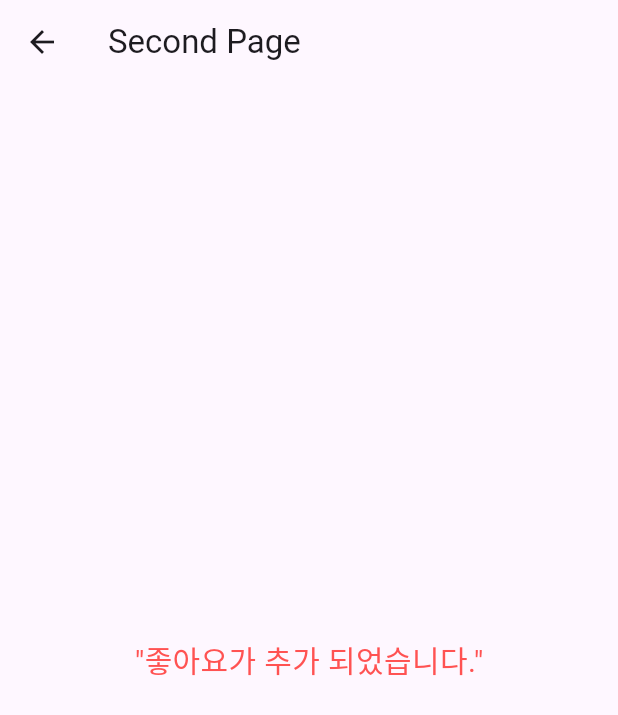
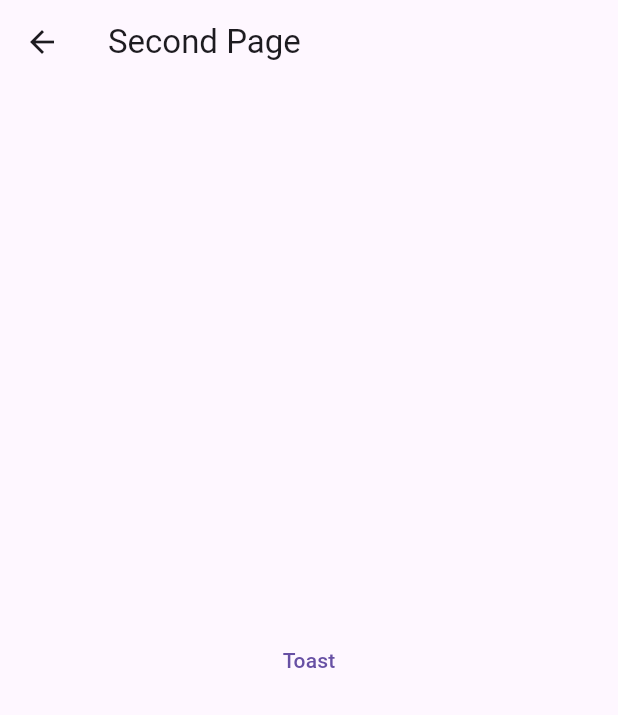
Before and after one commit to mzxon/Mobile, a Flutter app: the SecondPage screen opened directly, on a phone screen of 412 x 824 dp. Shown: the top 715 px of the screen. Run offline on Flutter 3.47's test engine with Material 3 defaults, Android fonts, the phone set to English and light mode, and no system bars; our stand-ins replace fluttertoast.

Commit message:
20240121 : toastmessege

```diff
--- a/lib/main.dart
+++ b/lib/main.dart
@@ -1,5 +1,6 @@
 
 import 'package:flutter/material.dart';
+import 'package:fluttertoast/fluttertoast.dart';
 
 void main() => runApp(MyApp());
 
@@ -159,17 +160,34 @@ class SecondPage extends StatelessWidget {
         title: Text('Second Page'),
       ),
       body: Center(
-        child: Text(
-          '"좋아요가 추가 되었습니다."',
-          style: TextStyle(
-            fontSize: 20.0,
-            color: Colors.redAccent
-          ),
+        // child: Text(
+        //   '"좋아요가 추가 되었습니다."',
+        //   style: TextStyle(
+        //     fontSize: 20.0,
+        //     color: Colors.redAccent
+        //   ),
+        // ),
+        child: TextButton(
+          onPressed: (){
+            flutterToast();
+          },
+          child: Text('Toast'),
         ),
       ),
     );
   }
 }
+
+void flutterToast(){
+  Fluttertoast.showToast(msg: 'Flutter',
+    gravity: ToastGravity.BOTTOM,
+    backgroundColor: Colors.redAccent,
+    fontSize: 20.0,
+    textColor: Colors.white,
+    toastLength: Toast.LENGTH_SHORT
+  );
+}
+
 
 class ThirdPage extends StatelessWidget {
 
--- a/pubspec.yaml
+++ b/pubspec.yaml
@@ -31,10 +31,11 @@ dependencies:
   flutter:
     sdk: flutter
 
-
   # The following adds the Cupertino Icons font to your application.
   # Use with the CupertinoIcons class for iOS style icons.
   cupertino_icons: ^1.0.2
+  # add this line to your dependencies
+  fluttertoast: ^8.2.4
 
 dev_dependencies:
   flutter_test:
```
Also changed, not shown: pubspec.lock, 4 other files.
